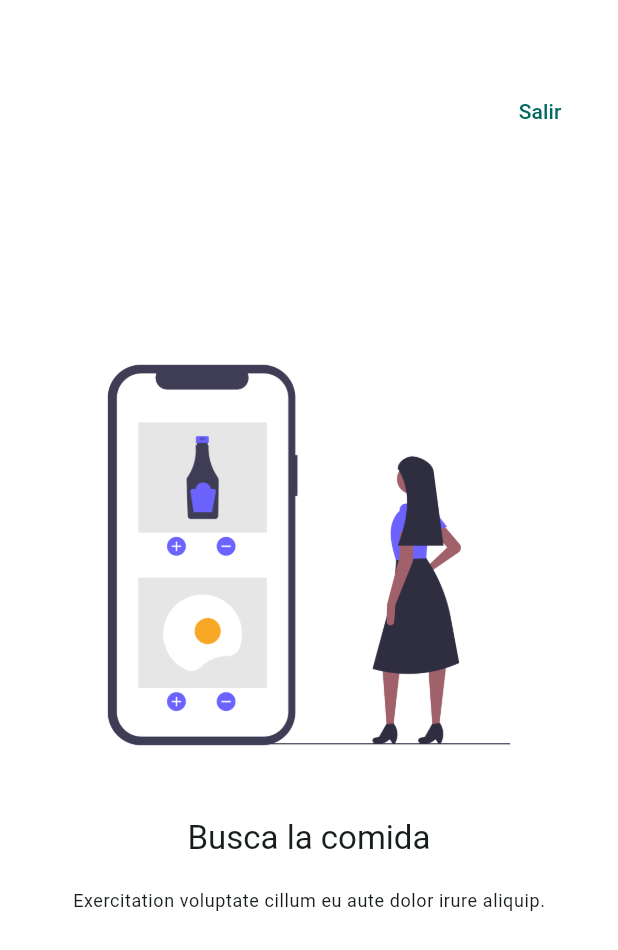
After one commit to Guillermo-CM/halloween, a Flutter app: the AppTutorialScreen screen opened by its route, on a phone screen of 412 x 824 dp. The commit adds this screen. Shown: the top 950 px of the screen. Run offline on Flutter 3.47's test engine with Material 2 defaults, Android fonts, the phone set to English and light mode, and no system bars; our stand-ins replace animate_do, go_router.

Commit message:
feature: "add tuto, infinite, ui_controls screens"

```diff
--- /dev/null
+++ b/lib/screens/app_tutorial/app_tutorial_screen.dart
@@ -0,0 +1,137 @@
+import 'package:animate_do/animate_do.dart';
+import 'package:flutter/material.dart';
+import 'package:go_router/go_router.dart';
+
+final slides = <SlideInfo>[
+  SlideInfo(
+      'Busca la comida',
+      'Exercitation voluptate cillum eu aute dolor irure aliquip.',
+      'assets/images/1.png'),
+  SlideInfo(
+      'Entrega rápida',
+      'Ullamco ullamco duis labore quis occaecat culpa laborum id incididunt.',
+      'assets/images/2.png'),
+  SlideInfo(
+      'Disfruta la comida',
+      'Ea officia exercitation voluptate nostrud amet esse ut exercitation deserunt est enim est.',
+      'assets/images/3.png'),
+];
+
+class SlideInfo {
+  final String title;
+  final String caption;
+  final String imageUrl;
+
+  SlideInfo(this.title, this.caption, this.imageUrl);
+}
+
+class AppTutorialScreen extends StatefulWidget {
+  static const screenName = 'tutorial_screen';
+  const AppTutorialScreen({super.key});
+
+  @override
+  State<AppTutorialScreen> createState() => _AppTutorialScreenState();
+}
+
+class _AppTutorialScreenState extends State<AppTutorialScreen> {
+  final PageController pageNewController = PageController();
+  bool endPage = false;
+  @override
+  void initState() {
+    super.initState();
+    pageNewController.addListener(() {
+      final numPage = pageNewController.page ?? 0;
+      setState(() {
+        endPage = numPage >= (slides.length - 1.5);
+      });
+    });
+  }
+
+  @override
+  void dispose() {
+    pageNewController.dispose();
+    super.dispose();
+  }
+
+  @override
+  Widget build(BuildContext context) {
+    return Scaffold(
+      backgroundColor: Colors.white,
+      body: Stack(
+        children: [
+          PageView(
+            controller: pageNewController,
+            physics: const BouncingScrollPhysics(),
+            children: slides
+                .map((slideItem) => _Slide(
+                    title: slideItem.title,
+                    caption: slideItem.caption,
+                    imageUrl: slideItem.imageUrl))
+                .toList(),
+          ),
+          Positioned(
+              right: 20,
+              top: 50,
+              child: TextButton(
+                child: const Text('Salir'),
+                onPressed: () => context.pop(),
+              )),
+          endPage
+              ? Positioned(
+                  bottom: 30,
+                  right: 30,
+                  child: FadeInRight(
+                    from: 15,
+                    delay: const Duration(seconds: 1),
+                    child: FilledButton(
+                      onPressed: () => context.pop(),
+                      child: const Text('Comenzar'),
+                    ),
+                  ))
+              : const SizedBox()
+        ],
+      ),
+    );
+  }
+}
+
+class _Slide extends StatelessWidget {
+  final String title;
+  final String caption;
+  final String imageUrl;
+
+  const _Slide(
+      {required this.title, required this.caption, required this.imageUrl});
+
+  @override
+  Widget build(BuildContext context) {
+    final titleStyle = Theme.of(context).textTheme.titleLarge;
+    final captionStyle = Theme.of(context).textTheme.bodySmall;
+    return Padding(
+      padding: const EdgeInsets.symmetric(horizontal: 30),
+      child: Center(
+        child: Column(
+          mainAxisAlignment: MainAxisAlignment.center,
+          crossAxisAlignment: CrossAxisAlignment.center,
+          children: [
+            Image(image: AssetImage(imageUrl)),
+            const SizedBox(
+              height: 20,
+            ),
+            Text(
+              title,
+              style: titleStyle,
+            ),
+            const SizedBox(
+              height: 20,
+            ),
+            Text(
+              caption,
+              style: captionStyle,
+            ),
+          ],
+        ),
+      ),
+    );
+  }
+}
--- a/pubspec.yaml
+++ b/pubspec.yaml
@@ -36,6 +36,7 @@ dependencies:
   # Use with the CupertinoIcons class for iOS style icons.
   cupertino_icons: ^1.0.2
   go_router: ^12.0.1
+  animate_do: ^3.1.2
 
 dev_dependencies:
   flutter_test:
@@ -60,7 +61,8 @@ flutter:
   uses-material-design: true
 
   # To add assets to your application, add an assets section, like this:
-  # assets:
+  assets:
+    - assets/images/
   #   - images/a_dot_burr.jpeg
   #   - images/a_dot_ham.jpeg
 
```
Also changed, not shown: lib/config/menu/menu_items.dart (+15 -0 lines), lib/config/router/list_router.dart (+25 -0 lines), lib/screens/animated/animated_screen.dart (added, +69 -0 lines), lib/screens/infinite_scroll/infinite_scroll_screen.dart (added, +141 -0 lines), lib/screens/ui_controls/ui_controls_screen.dart (+104 -3 lines), assets/images/1.png (added), assets/images/2.png (added), assets/images/3.png (added), assets/images/jar-loading.gif (added), pubspec.lock.
